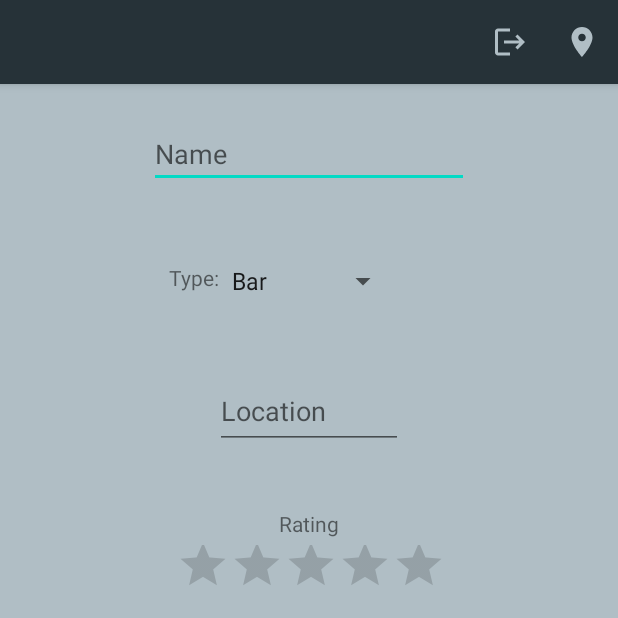
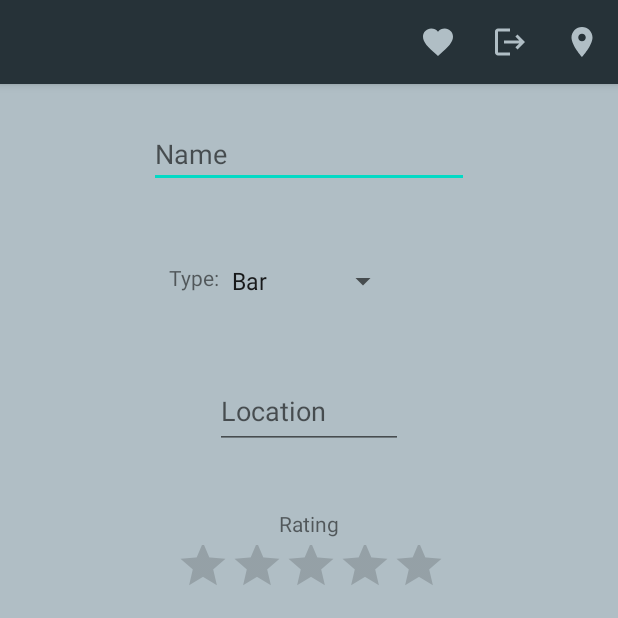
Before and after one commit to braindome/MetalTraveler, an Android app: the CreateAndEditPlaceActivity screen opened directly, with no data from a screen before it, on a phone screen of 412 x 824 dp, the top half of it. Run offline under Robolectric (Android 15) with nearby library versions, the phone set to English and light mode, and no system bars; our stand-ins replace Firebase (no records; nobody signed in at launch, a user with empty details on screens opened directly); pictures from the network do not load.

Commit message:
Favorites wip

```diff
--- a/app/src/main/java/com/example/metaltraveller/activities/RecycleListActivity.kt
+++ b/app/src/main/java/com/example/metaltraveller/activities/RecycleListActivity.kt
@@ -55,6 +55,9 @@ class RecycleListActivity : AppCompatActivity() {
                 startActivity(intent)
                 true
             }
+//            R.id.action_favorite -> {
+//                //TODO
+//            }
             else -> super.onOptionsItemSelected(item)
         }
 
--- /dev/null
+++ b/app/src/main/res/drawable/ic_baseline_favorite_24.xml
@@ -0,0 +1,5 @@
+<vector android:height="24dp" android:tint="@color/blue_gray_200"
+    android:viewportHeight="24" android:viewportWidth="24"
+    android:width="24dp" xmlns:android="http://schemas.android.com/apk/res/android">
+    <path android:fillColor="@android:color/white" android:pathData="M12,21.35l-1.45,-1.32C5.4,15.36 2,12.28 2,8.5 2,5.42 4.42,3 7.5,3c1.74,0 3.41,0.81 4.5,2.09C13.09,3.81 14.76,3 16.5,3 19.58,3 22,5.42 22,8.5c0,3.78 -3.4,6.86 -8.55,11.54L12,21.35z"/>
+</vector>
--- a/app/src/main/res/menu/nav_menu.xml
+++ b/app/src/main/res/menu/nav_menu.xml
@@ -1,6 +1,12 @@
 <?xml version="1.0" encoding="utf-8"?>
 <menu xmlns:app="http://schemas.android.com/apk/res-auto"
     xmlns:android="http://schemas.android.com/apk/res/android">
+
+    <item
+        android:id="@+id/action_favorite"
+        android:icon="@drawable/ic_baseline_favorite_24"
+        android:title="@string/app_name"
+        app:showAsAction="ifRoom" />
 
     <item
         android:id="@+id/action_logout"
```
Also changed, not shown: app/src/main/java/com/example/metaltraveller/adapters/PlacesRecyclerAdapter.kt (+15 -2 lines).
